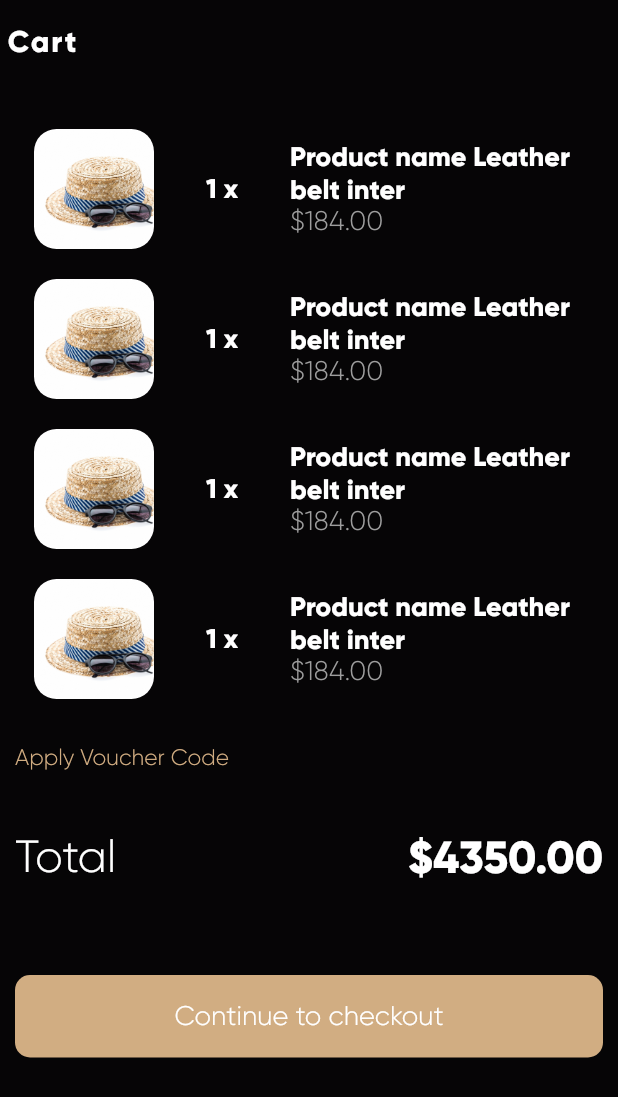
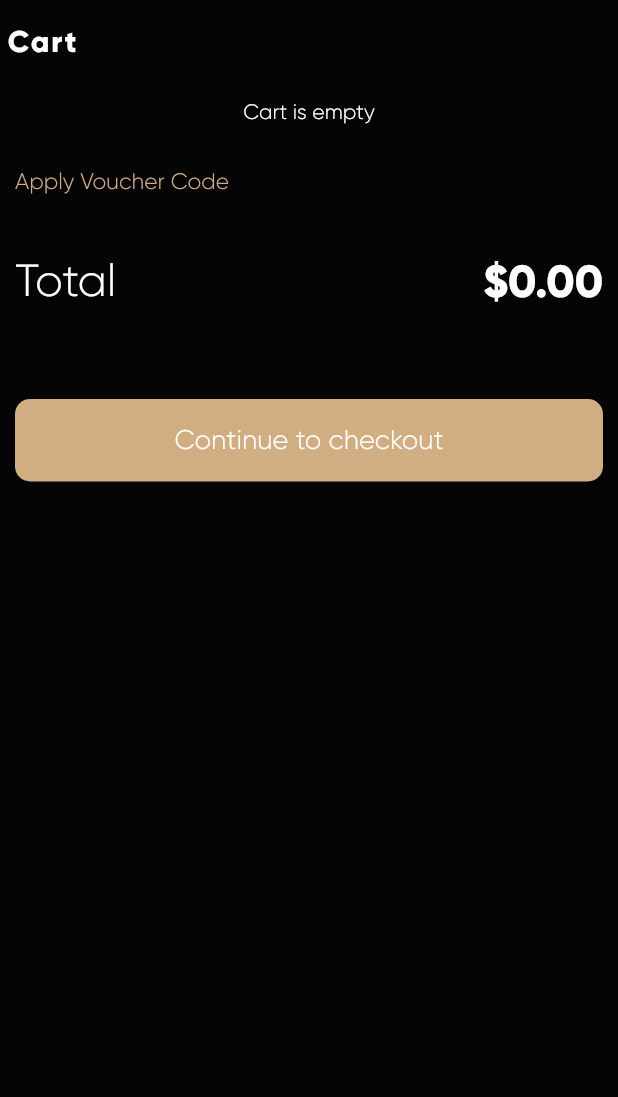
Before and after one commit to quqlock/UI-Flutter-Fashion-App, a Flutter app: the CartScreen screen opened directly, on a phone screen of 412 x 824 dp. Shown: the top 1097 px of the screen. Run offline on Flutter 3.47's test engine with Material 2 defaults, Android fonts, the phone set to English and light mode, and no system bars; our stand-ins replace page_view_indicators.

Commit message:
Cart on map

```diff
--- a/lib/model/cart.dart
+++ b/lib/model/cart.dart
@@ -1,21 +1,105 @@
 import 'package:flutter/material.dart';
-import 'package:flutter_fashion_app/model/product.dart';
+import 'package:flutter/foundation.dart';
 
 class Cart extends ChangeNotifier {
-  final List<Product> productsInCart = [];
+  Map<String, Item> _productsInCart = {};
 
-  void addProductToCart(Product newProduct) {
-    productsInCart.add(newProduct);
-    notifyListeners();
-    print(productsInCart.length.toString());
+  Map<String, Item> get productsInCart {
+    return {..._productsInCart};
   }
 
-  void removeProductFromCart(Product myProduct) {
-    productsInCart.remove(myProduct);
+  void addProductToCart(Item item) {
+    if (_productsInCart.containsKey(item.id)) {
+      _productsInCart.update(
+          item.id,
+          (existingItemInCart) => Item(
+                id: existingItemInCart.id,
+                name: existingItemInCart.name,
+                photo: existingItemInCart.photo,
+                price: existingItemInCart.price,
+                quantity: existingItemInCart.quantity + 1,
+              ));
+    } else {
+      _productsInCart.putIfAbsent(
+          item.id,
+          () => Item(
+                id: item.id,
+                name: item.name,
+                photo: item.photo,
+                price: item.price,
+                quantity: item.quantity,
+              ));
+    }
+    notifyListeners();
+    // final itemInCart = _productsInCart.firstWhereOrNull((a) => a.id == item.id);
+    // if (itemInCart == null) {
+    //   _productsInCart.add(item);
+    //   notifyListeners();
+    // } else {
+    //   print(_productsInCart[
+    //           _productsInCart.indexWhere((element) => element.id == item.id)]
+    //       .id);
+    //   notifyListeners();
+    // }
+  }
+
+  void removeProductFromCart(Item item) {
+    _productsInCart.remove(item.id);
     notifyListeners();
   }
 
-  int showItemsNumber() {
-    return productsInCart.length;
+  void removeSingleItem(Item item) {
+    if (!_productsInCart.containsKey(item.id)) {
+      return;
+    }
+    if (_productsInCart[item.id]!.quantity > 1) {
+      _productsInCart.update(
+        item.id,
+        (existingCartIem) => Item(
+            id: existingCartIem.id,
+            name: existingCartIem.name,
+            photo: existingCartIem.photo,
+            price: existingCartIem.price,
+            quantity: existingCartIem.quantity - 1),
+      );
+    } else {
+      _productsInCart.remove(item.id);
+    }
+  }
+
+  void clearCart() {
+    _productsInCart = {};
+    notifyListeners();
+  }
+
+  int quantity(int id) {
+    return _productsInCart[id]!.quantity;
+  }
+
+  int showCartQuantity() {
+    return _productsInCart.length;
+  }
+
+  double showCartTotalPrice() {
+    double totalSum = 0;
+    _productsInCart
+        .forEach((key, item) => totalSum += item.price * item.quantity);
+    return totalSum;
   }
 }
+
+class Item {
+  final String id;
+  final String name;
+  final String photo;
+  int quantity;
+  double price;
+
+  Item({
+    required this.id,
+    required this.name,
+    required this.photo,
+    required this.quantity,
+    required this.price,
+  });
+}
--- a/lib/screens/cart_screen.dart
+++ b/lib/screens/cart_screen.dart
@@ -1,6 +1,8 @@
 import 'package:flutter/material.dart';
 import 'package:flutter_fashion_app/const.dart';
+import 'package:flutter_fashion_app/model/cart.dart';
 import 'package:flutter_fashion_app/widgets/big_button.dart';
+import 'package:provider/provider.dart';
 
 class CartScreen extends StatefulWidget {
   @override
@@ -10,6 +12,8 @@ class CartScreen extends StatefulWidget {
 class _CartScreenState extends State<CartScreen> {
   @override
   Widget build(BuildContext context) {
+    final cart = Provider.of<Cart>(context);
+
     return Scaffold(
       appBar: AppBar(
         elevation: 0,
@@ -34,13 +38,94 @@ class _CartScreenState extends State<CartScreen> {
           child: SingleChildScrollView(
             child: Padding(
               padding: const EdgeInsets.all(10.0),
+              child: Container(
                 child: Column(
                   crossAxisAlignment: CrossAxisAlignment.stretch,
                   children: [
-                  buildCartProductRowWidget(),
-                  buildCartProductRowWidget(),
-                  buildCartProductRowWidget(),
-                  buildCartProductRowWidget(),
+                    Provider.of<Cart>(context).productsInCart.isNotEmpty
+                        ? ListView.builder(
+                            shrinkWrap: true,
+                            itemCount: cart.productsInCart.length,
+                            itemBuilder: (context, index) {
+                              return Container(
+                                child: Padding(
+                                  padding: const EdgeInsets.only(top: 20.0),
+                                  child: Row(
+                                    crossAxisAlignment:
+                                        CrossAxisAlignment.center,
+                                    mainAxisAlignment:
+                                        MainAxisAlignment.spaceEvenly,
+                                    children: [
+                                      Flexible(
+                                        flex: 2,
+                                        fit: FlexFit.loose,
+                                        child: Container(
+                                          width: 80,
+                                          height: 80,
+                                          decoration: BoxDecoration(
+                                            borderRadius:
+                                                BorderRadius.circular(15),
+                                            image: DecorationImage(
+                                              image: AssetImage(
+                                                  '${cart.productsInCart.values.toList()[index].photo}'),
+                                              fit: BoxFit.cover,
+                                            ),
+                                          ),
+                                        ),
+                                      ),
+                                      Flexible(
+                                        flex: 1,
+                                        fit: FlexFit.tight,
+                                        child: Center(
+                                          child: Text(
+                                            'x ${cart.productsInCart.values.toList()[index].quantity}',
+                                            style: TextStyle(
+                                              color: Colors.white,
+                                              fontSize: 18,
+                                              fontWeight: FontWeight.bold,
+                                            ),
+                                          ),
+                                        ),
+                                      ),
+                                      Flexible(
+                                        flex: 3,
+                                        fit: FlexFit.tight,
+                                        child: Column(
+                                          mainAxisAlignment:
+                                              MainAxisAlignment.center,
+                                          crossAxisAlignment:
+                                              CrossAxisAlignment.start,
+                                          children: [
+                                            Text(
+                                              '${cart.productsInCart.values.toList()[index].name}',
+                                              style: TextStyle(
+                                                color: Colors.white,
+                                                fontSize: 18,
+                                                fontWeight: FontWeight.bold,
+                                              ),
+                                            ),
+                                            Text(
+                                              '\$${cart.productsInCart.values.toList()[index].price.toStringAsFixed(2)}',
+                                              style: TextStyle(
+                                                color: Colors.grey,
+                                                fontSize: 18.0,
+                                              ),
+                                            ),
+                                          ],
+                                        ),
+                                      )
+                                    ],
+                                  ),
+                                ),
+                              );
+                            },
+                          )
+                        : Center(
+                            child: Text(
+                              'Cart is empty',
+                              style: TextStyle(color: Colors.white),
+                            ),
+                          ),
                     SizedBox(
                       height: 30,
                     ),
@@ -69,12 +154,15 @@ class _CartScreenState extends State<CartScreen> {
                             ),
                           ),
                         ),
-                      Align(
+                        Expanded(
+                          flex: 1,
+                          child: Align(
                             alignment: Alignment.centerRight,
-                        child: Expanded(
-                          flex: 1,
                             child: Text(
-                            '\$4350.00',
+                              '\$' +
+                                  Provider.of<Cart>(context)
+                                      .showCartTotalPrice()
+                                      .toStringAsFixed(2),
                               style: TextStyle(
                                 color: Colors.white,
                                 fontWeight: FontWeight.bold,
@@ -91,7 +179,7 @@ class _CartScreenState extends State<CartScreen> {
                     Align(
                       alignment: Alignment.bottomCenter,
                       child: buildBigButtonWidget(() {
-                      print('Buy it!');
+                        Navigator.of(context).pop();
                       }, 'Continue to checkout'),
                     ),
                   ],
@@ -100,70 +188,6 @@ class _CartScreenState extends State<CartScreen> {
             ),
           ),
         ),
-    );
-  }
-
-  Widget buildCartProductRowWidget() {
-    return Padding(
-      padding: const EdgeInsets.only(top: 20.0),
-      child: Row(
-        mainAxisAlignment: MainAxisAlignment.spaceEvenly,
-        children: [
-          Flexible(
-            flex: 2,
-            fit: FlexFit.loose,
-            child: Container(
-              width: 80,
-              height: 80,
-              decoration: BoxDecoration(
-                borderRadius: BorderRadius.circular(15),
-                image: DecorationImage(
-                  image: AssetImage('assets/images/products/hat1.jpg'),
-                  fit: BoxFit.cover,
-                ),
-              ),
-            ),
-          ),
-          Flexible(
-            flex: 1,
-            fit: FlexFit.tight,
-            child: Center(
-              child: Text(
-                '1 x',
-                style: TextStyle(
-                  color: Colors.white,
-                  fontSize: 18,
-                  fontWeight: FontWeight.bold,
-                ),
-              ),
-            ),
-          ),
-          Flexible(
-            flex: 3,
-            fit: FlexFit.tight,
-            child: Column(
-              mainAxisAlignment: MainAxisAlignment.start,
-              crossAxisAlignment: CrossAxisAlignment.start,
-              children: [
-                Text(
-                  'Product name Leather belt inter',
-                  style: TextStyle(
-                    color: Colors.white,
-                    fontSize: 18,
-                    fontWeight: FontWeight.bold,
-                  ),
-                ),
-                Text(
-                  '\$184.00',
-                  style: TextStyle(
-                    color: Colors.grey,
-                    fontSize: 18.0,
-                  ),
-                ),
-              ],
-            ),
-          )
-        ],
       ),
     );
   }
--- a/lib/screens/products_list_screen.dart
+++ b/lib/screens/products_list_screen.dart
@@ -144,7 +144,7 @@ class _ProductsListScreenState extends State<ProductsListScreen> {
                                   child: Center(
                                     child: Text(
                                       Provider.of<Cart>(context)
-                                          .showItemsNumber()
+                                          .showCartQuantity()
                                           .toString(),
                                       style: TextStyle(
                                         color: Colors.white,
@@ -210,7 +210,7 @@ class _ProductsListScreenState extends State<ProductsListScreen> {
                     height: 3,
                   ),
                   Text(
-                    '\$' + productsList[1].productPrice.toStringAsFixed(2),
+                    '\$' + productsList[index].productPrice.toStringAsFixed(2),
                     style: TextStyle(fontWeight: FontWeight.bold, fontSize: 15),
                   ),
                   (productsList[index].productPriceOld != null)
```
Also changed, not shown: lib/model/product.dart (+15 -0 lines), lib/screens/product_screen.dart (+9 -1 lines). Lines whose indentation alone changed are shown as unchanged.
